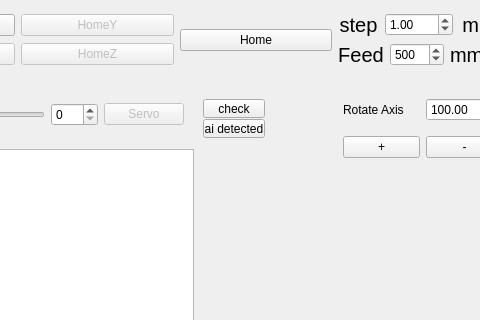
Before: the Qt Designer form core/mainwindow.ui in kmolLin/PAOM, drawn with Qt 5; both pictures show x 156 to 636 and y 290 to 610 of the 1400 by 732 pixel window.
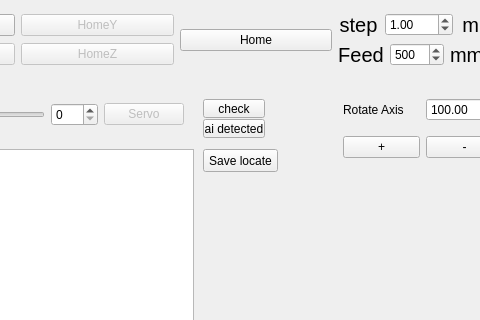
After: the same form once the commit is applied. Icons and pictures are not drawn.

Commit message: add memory locate button

```diff
--- a/core/mainwindow.ui
+++ b/core/mainwindow.ui
@@ -793,6 +793,19 @@
           <string/>
          </property>
         </widget>
+        <widget class="QPushButton" name="save_locate_btn">
+         <property name="geometry">
+          <rect>
+           <x>350</x>
+           <y>430</y>
+           <width>75</width>
+           <height>23</height>
+          </rect>
+         </property>
+         <property name="text">
+          <string>Save locate</string>
+         </property>
+        </widget>
        </widget>
       </item>
      </layout>
```
The commit also changes 1 other file.
